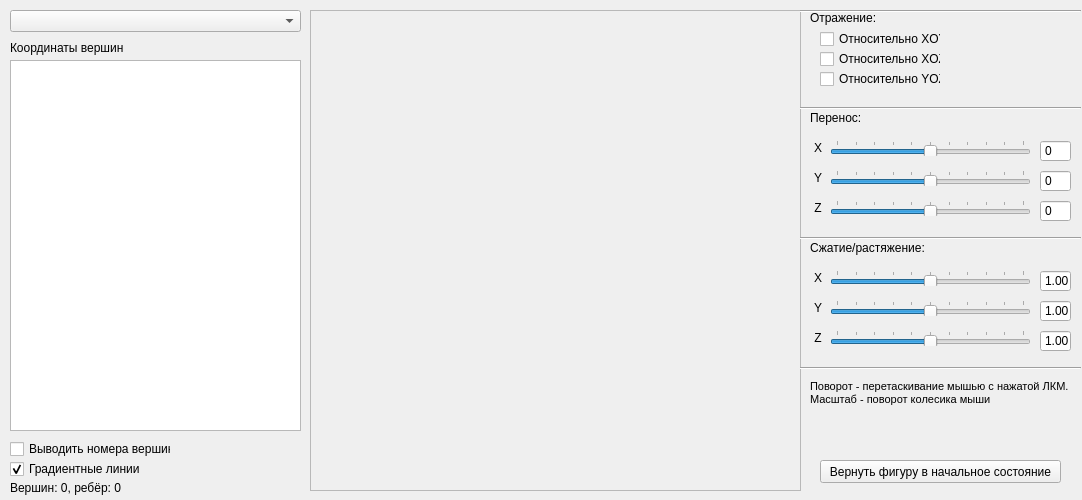
The window that mainwindow.ui (SmirnuX/crystalls) describes before a commit, drawn with Qt 5.
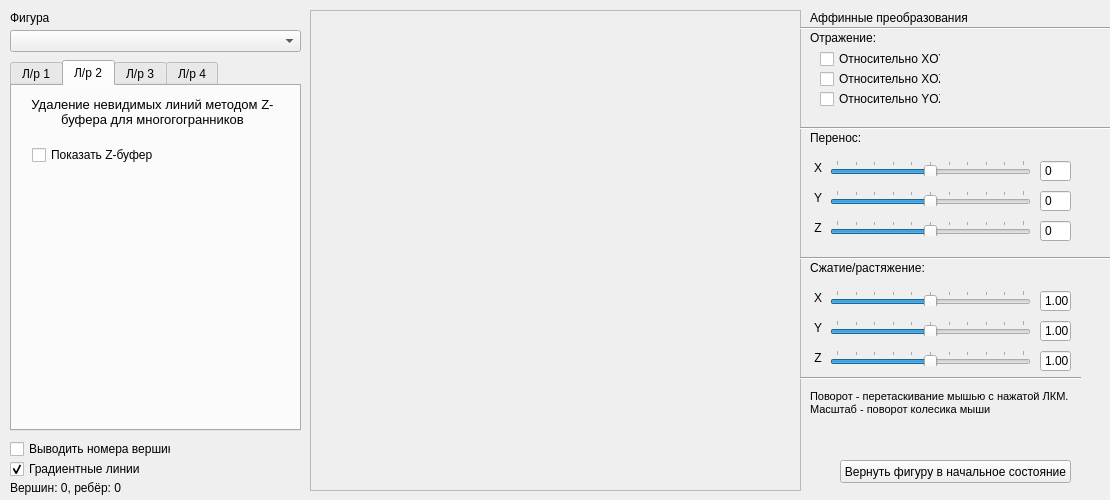
The same window after the commit. The open tabs and pages were chosen to show the change. Custom widgets are drawn as their Qt base class.

```diff
--- a/mainwindow.ui
+++ b/mainwindow.ui
@@ -6,7 +6,7 @@
    <rect>
     <x>0</x>
     <y>0</y>
-    <width>1082</width>
+    <width>1110</width>
     <height>500</height>
    </rect>
   </property>
@@ -18,7 +18,7 @@
     <property name="geometry">
      <rect>
       <x>10</x>
-      <y>10</y>
+      <y>30</y>
       <width>291</width>
       <height>22</height>
      </rect>
@@ -27,16 +27,6 @@
      <bool>true</bool>
     </property>
    </widget>
-   <widget class="QListWidget" name="CoordsView">
-    <property name="geometry">
-     <rect>
-      <x>10</x>
-      <y>60</y>
-      <width>291</width>
-      <height>371</height>
-     </rect>
-    </property>
-   </widget>
    <widget class="QFrame" name="CrystallFrame">
     <property name="geometry">
      <rect>
@@ -278,19 +268,6 @@
      </property>
     </widget>
    </widget>
-   <widget class="QLabel" name="coordsName">
-    <property name="geometry">
-     <rect>
-      <x>10</x>
-      <y>40</y>
-      <width>121</width>
-      <height>16</height>
-     </rect>
-    </property>
-    <property name="text">
-     <string>Координаты вершин</string>
-    </property>
-   </widget>
    <widget class="QCheckBox" name="numbersCheck">
     <property name="geometry">
      <rect>
@@ -337,7 +314,7 @@
     <property name="geometry">
      <rect>
       <x>810</x>
-      <y>10</y>
+      <y>30</y>
       <width>91</width>
       <height>16</height>
      </rect>
@@ -350,7 +327,7 @@
     <property name="geometry">
      <rect>
       <x>820</x>
-      <y>30</y>
+      <y>50</y>
       <width>121</width>
       <height>18</height>
      </rect>
@@ -363,7 +340,7 @@
     <property name="geometry">
      <rect>
       <x>820</x>
-      <y>50</y>
+      <y>70</y>
       <width>121</width>
       <height>18</height>
      </rect>
@@ -376,7 +353,7 @@
     <property name="geometry">
      <rect>
       <x>820</x>
-      <y>70</y>
+      <y>90</y>
       <width>121</width>
       <height>18</height>
      </rect>
@@ -389,8 +366,8 @@
     <property name="geometry">
      <rect>
       <x>800</x>
-      <y>100</y>
-      <width>281</width>
+      <y>120</y>
+      <width>311</width>
       <height>16</height>
      </rect>
     </property>
@@ -402,9 +379,9 @@
     <property name="geometry">
      <rect>
       <x>800</x>
-      <y>-4</y>
-      <width>281</width>
-      <height>31</height>
+      <y>20</y>
+      <width>311</width>
+      <height>16</height>
      </rect>
     </property>
     <property name="orientation">
@@ -415,7 +392,7 @@
     <property name="geometry">
      <rect>
       <x>830</x>
-      <y>140</y>
+      <y>160</y>
       <width>201</width>
       <height>16</height>
      </rect>
@@ -443,7 +420,7 @@
     <property name="geometry">
      <rect>
       <x>810</x>
-      <y>110</y>
+      <y>130</y>
       <width>91</width>
       <height>16</height>
      </rect>
@@ -456,7 +433,7 @@
     <property name="geometry">
      <rect>
       <x>830</x>
-      <y>170</y>
+      <y>190</y>
       <width>201</width>
       <height>16</height>
      </rect>
@@ -481,7 +458,7 @@
     <property name="geometry">
      <rect>
       <x>830</x>
-      <y>200</y>
+      <y>220</y>
       <width>201</width>
       <height>16</height>
      </rect>
@@ -506,7 +483,7 @@
     <property name="geometry">
      <rect>
       <x>810</x>
-      <y>140</y>
+      <y>160</y>
       <width>16</width>
       <height>16</height>
      </rect>
@@ -522,7 +499,7 @@
     <property name="geometry">
      <rect>
       <x>810</x>
-      <y>170</y>
+      <y>190</y>
       <width>16</width>
       <height>16</height>
      </rect>
@@ -538,7 +515,7 @@
     <property name="geometry">
      <rect>
       <x>810</x>
-      <y>200</y>
+      <y>220</y>
       <width>16</width>
       <height>16</height>
      </rect>
@@ -554,8 +531,8 @@
     <property name="geometry">
      <rect>
       <x>800</x>
-      <y>230</y>
-      <width>281</width>
+      <y>250</y>
+      <width>311</width>
       <height>16</height>
      </rect>
     </property>
@@ -567,7 +544,7 @@
     <property name="geometry">
      <rect>
       <x>810</x>
-      <y>270</y>
+      <y>290</y>
       <width>16</width>
       <height>16</height>
      </rect>
@@ -583,7 +560,7 @@
     <property name="geometry">
      <rect>
       <x>830</x>
-      <y>270</y>
+      <y>290</y>
       <width>201</width>
       <height>16</height>
      </rect>
@@ -614,7 +591,7 @@
     <property name="geometry">
      <rect>
       <x>830</x>
-      <y>300</y>
+      <y>320</y>
       <width>201</width>
       <height>16</height>
      </rect>
@@ -642,7 +619,7 @@
     <property name="geometry">
      <rect>
       <x>830</x>
-      <y>330</y>
+      <y>350</y>
       <width>201</width>
       <height>16</height>
      </rect>
@@ -670,7 +647,7 @@
     <property name="geometry">
      <rect>
       <x>810</x>
-      <y>330</y>
+      <y>350</y>
       <width>16</width>
       <height>16</height>
      </rect>
@@ -686,7 +663,7 @@
     <property name="geometry">
      <rect>
       <x>810</x>
-      <y>300</y>
+      <y>320</y>
       <width>16</width>
       <height>16</height>
      </rect>
@@ -702,7 +679,7 @@
     <property name="geometry">
      <rect>
       <x>810</x>
-      <y>240</y>
+      <y>260</y>
       <width>121</width>
       <height>16</height>
      </rect>
@@ -715,7 +692,7 @@
     <property name="geometry">
      <rect>
       <x>800</x>
-      <y>360</y>
+      <y>370</y>
       <width>281</width>
       <height>16</height>
      </rect>
@@ -728,7 +705,7 @@
     <property name="geometry">
      <rect>
       <x>810</x>
-      <y>380</y>
+      <y>390</y>
       <width>261</width>
       <height>31</height>
      </rect>
@@ -748,9 +725,9 @@
    <widget class="QPushButton" name="resetButton">
     <property name="geometry">
      <rect>
-      <x>820</x>
+      <x>840</x>
       <y>460</y>
-      <width>241</width>
+      <width>231</width>
       <height>23</height>
      </rect>
     </property>
@@ -771,7 +748,7 @@
     <property name="geometry">
      <rect>
       <x>1040</x>
-      <y>140</y>
+      <y>160</y>
       <width>31</width>
       <height>22</height>
      </rect>
@@ -802,7 +779,7 @@
     <property name="geometry">
      <rect>
       <x>1040</x>
-      <y>170</y>
+      <y>190</y>
       <width>31</width>
       <height>22</height>
      </rect>
@@ -833,7 +810,7 @@
     <property name="geometry">
      <rect>
       <x>1040</x>
-      <y>200</y>
+      <y>220</y>
       <width>31</width>
       <height>22</height>
      </rect>
@@ -864,7 +841,7 @@
     <property name="geometry">
      <rect>
       <x>1040</x>
-      <y>270</y>
+      <y>290</y>
       <width>31</width>
       <height>22</height>
      </rect>
@@ -898,7 +875,7 @@
     <property name="geometry">
      <rect>
       <x>1040</x>
-      <y>300</y>
+      <y>320</y>
       <width>31</width>
       <height>22</height>
      </rect>
@@ -932,7 +909,7 @@
     <property name="geometry">
      <rect>
       <x>1040</x>
-      <y>330</y>
+      <y>350</y>
       <width>31</width>
       <height>22</height>
      </rect>
@@ -959,6 +936,220 @@
      <double>1.000000000000000</double>
     </property>
    </widget>
+   <widget class="QLabel" name="coordsName_2">
+    <property name="geometry">
+     <rect>
+      <x>10</x>
+      <y>10</y>
+      <width>121</width>
+      <height>16</height>
+     </rect>
+    </property>
+    <property name="text">
+     <string>Фигура</string>
+    </property>
+   </widget>
+   <widget class="QLabel" name="label_11">
+    <property name="geometry">
+     <rect>
+      <x>810</x>
+      <y>10</y>
+      <width>161</width>
+      <height>16</height>
+     </rect>
+    </property>
+    <property name="text">
+     <string>Аффинные преобразования</string>
+    </property>
+   </widget>
+   <widget class="QTabWidget" name="tabWidget">
+    <property name="geometry">
+     <rect>
+      <x>10</x>
+      <y>60</y>
+      <width>291</width>
+      <height>371</height>
+     </rect>
+    </property>
+    <property name="tabShape">
+     <enum>QTabWidget::Rounded</enum>
+    </property>
+    <property name="currentIndex">
+     <number>0</number>
+    </property>
+    <property name="tabsClosable">
+     <bool>false</bool>
+    </property>
+    <widget class="QWidget" name="tab_L1">
+     <attribute name="title">
+      <string>Л/р 1</string>
+     </attribute>
+     <widget class="QListWidget" name="CoordsView">
+      <property name="geometry">
+       <rect>
+        <x>10</x>
+        <y>60</y>
+        <width>261</width>
+        <height>271</height>
+       </rect>
+      </property>
+     </widget>
+     <widget class="QLabel" name="coordsName">
+      <property name="geometry">
+       <rect>
+        <x>10</x>
+        <y>40</y>
+        <width>121</width>
+        <height>16</height>
+       </rect>
+      </property>
+      <property name="text">
+       <string>Координаты вершин</string>
+      </property>
+     </widget>
+     <widget class="QLabel" name="coordsName_4">
+      <property name="geometry">
+       <rect>
+        <x>10</x>
+        <y>10</y>
+        <width>261</width>
+        <height>16</height>
+       </rect>
+      </property>
+      <property name="font">
+       <font>
+        <pointsize>10</pointsize>
+        <weight>50</weight>
+        <bold>false</bold>
+       </font>
+      </property>
+      <property name="text">
+       <string>Афинные преобразования</string>
+      </property>
+      <property name="scaledContents">
+       <bool>false</bool>
+      </property>
+      <property name="alignment">
+       <set>Qt::AlignCenter</set>
+      </property>
+     </widget>
+    </widget>
+    <widget class="QWidget" name="tab_L2">
+     <attribute name="title">
+      <string>Л/р 2</string>
+     </attribute>
+     <widget class="QLabel" name="coordsName_5">
+      <property name="geometry">
+       <rect>
+        <x>10</x>
+        <y>10</y>
+        <width>261</width>
+        <height>31</height>
+       </rect>
+      </property>
+      <property name="font">
+       <font>
+        <pointsize>10</pointsize>
+        <weight>50</weight>
+        <bold>false</bold>
+       </font>
+      </property>
+      <property name="text">
+       <string>Удаление невидимых линий методом Z-буфера для многогогранников</string>
+      </property>
+      <property name="scaledContents">
+       <bool>false</bool>
+      </property>
+      <property name="alignment">
+       <set>Qt::AlignCenter</set>
+      </property>
+      <property name="wordWrap">
+       <bool>true</bool>
+      </property>
+     </widget>
+     <widget class="QCheckBox" name="ZbufferBox">
+      <property name="geometry">
+       <rect>
+        <x>20</x>
+        <y>60</y>
+        <width>121</width>
+        <height>18</height>
+       </rect>
+      </property>
+      <property name="text">
+       <string>Показать Z-буфер</string>
+      </property>
+     </widget>
+    </widget>
+    <widget class="QWidget" name="tab_L3">
+     <attribute name="title">
+      <string>Л/р 3</string>
+     </attribute>
+     <widget class="QLabel" name="coordsName_6">
+      <property name="geometry">
+       <rect>
+        <x>20</x>
+        <y>10</y>
+        <width>261</width>
+        <height>31</height>
+       </rect>
+      </property>
+      <property name="font">
+       <font>
+        <pointsize>10</pointsize>
+        <weight>50</weight>
+        <bold>false</bold>
+       </font>
+      </property>
+      <property name="text">
+       <string>Удаление невидимых линий методом Вейлера-Азертона</string>
+      </property>
+      <property name="scaledContents">
+       <bool>false</bool>
+      </property>
+      <property name="alignment">
+       <set>Qt::AlignCenter</set>
+      </property>
+      <property name="wordWrap">
+       <bool>true</bool>
+      </property>
+     </widget>
+    </widget>
+    <widget class="QWidget" name="tab_L4">
+     <attribute name="title">
+      <string>Л/р 4</string>
+     </attribute>
+     <widget class="QLabel" name="coordsName_7">
+      <property name="geometry">
+       <rect>
+        <x>10</x>
+        <y>10</y>
+        <width>261</width>
+        <height>21</height>
+       </rect>
+      </property>
+      <property name="font">
+       <font>
+        <pointsize>10</pointsize>
+        <weight>50</weight>
+        <bold>false</bold>
+       </font>
+      </property>
+      <property name="text">
+       <string>Закраска поверхностей методом Гуро</string>
+      </property>
+      <property name="scaledContents">
+       <bool>false</bool>
+      </property>
+      <property name="alignment">
+       <set>Qt::AlignCenter</set>
+      </property>
+      <property name="wordWrap">
+       <bool>true</bool>
+      </property>
+     </widget>
+    </widget>
+   </widget>
   </widget>
  </widget>
  <layoutdefault spacing="6" margin="11"/>
```
